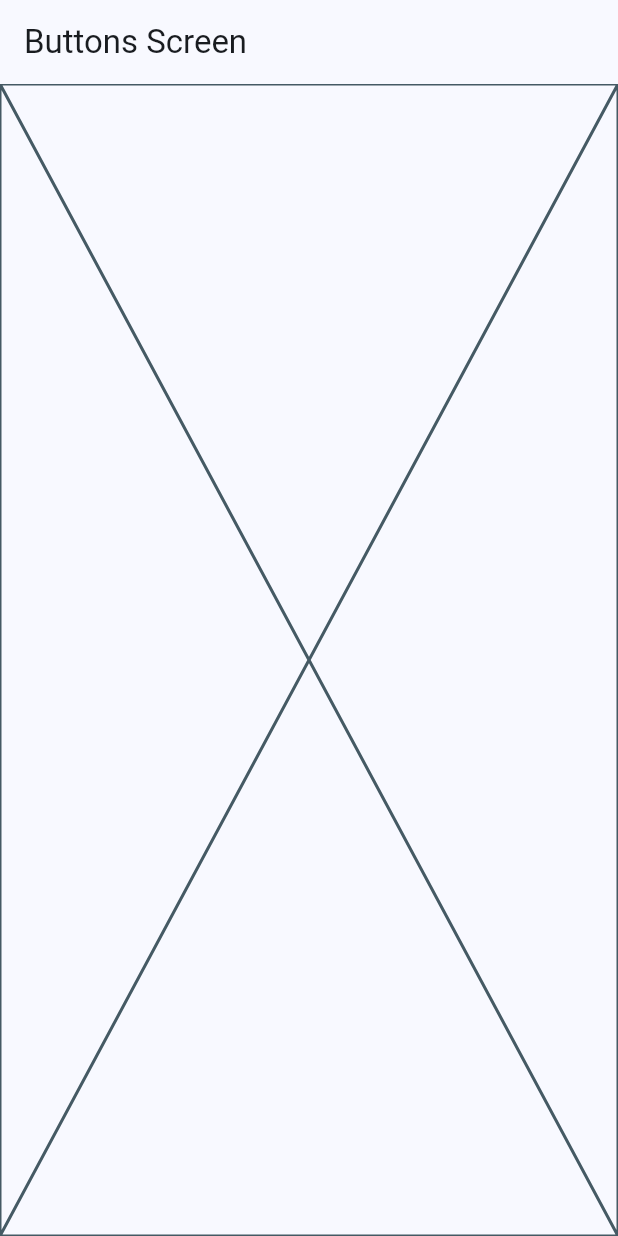
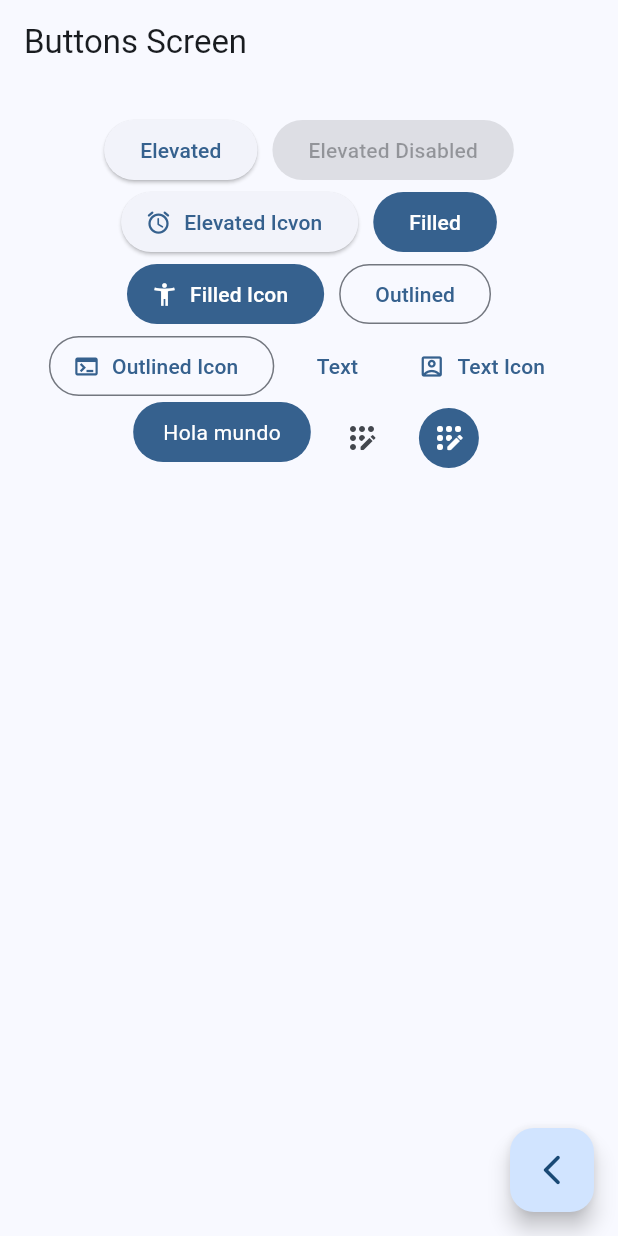
Before and after one commit to DevJorgeRafael/widgets-app-flutter-course, a Flutter app: the ButtonsScreen screen opened by its route, on a phone screen of 412 x 824 dp. Run offline on Flutter 3.47's test engine with Material 3 defaults, Android fonts, the phone set to English and light mode, and no system bars; our stand-ins replace go_router.

Commit message:
buttons screen finished

```diff
--- a/lib/presentation/screens/buttons/buttons_screen.dart
+++ b/lib/presentation/screens/buttons/buttons_screen.dart
@@ -1,4 +1,5 @@
 import 'package:flutter/material.dart';
+import 'package:go_router/go_router.dart';
 
 class ButtonsScreen extends StatelessWidget {
 
@@ -11,7 +12,101 @@ class ButtonsScreen extends StatelessWidget {
       appBar: AppBar(
         title: const Text('Buttons Screen'),
       ),
-      body: const Placeholder()
+      body: const _ButtonsView(),
+      floatingActionButton: FloatingActionButton(
+        child: const Icon( Icons.arrow_back_ios_new_rounded ),
+        onPressed: (){
+          context.pop();
+        },
+      ),
     );
   }
 }
+
+class _ButtonsView extends StatelessWidget {
+  const _ButtonsView();
+
+  @override
+  Widget build(BuildContext context) {
+
+    final colors = Theme.of(context).colorScheme;
+
+    return SizedBox(
+      width: double.infinity,
+      child: Padding(
+        padding: const EdgeInsets.symmetric(horizontal: 10, vertical: 20),
+        child: Wrap(
+          spacing: 10,
+          alignment: WrapAlignment.center,
+          children: [
+            ElevatedButton(onPressed: () {}, child: const Text('Elevated')),
+            const ElevatedButton(onPressed: null, child: Text('Elevated Disabled')),
+
+            ElevatedButton.icon(
+              onPressed: () {},
+              icon: const Icon( Icons.access_alarm_rounded ),
+              label: const Text('Elevated Icvon')
+            ),
+
+            FilledButton(onPressed: (){}, child: const Text('Filled')),
+            FilledButton.icon(
+              onPressed: (){},
+              icon: const Icon( Icons.accessibility_new ),
+              label: const Text('Filled Icon'),
+            ),
+
+            OutlinedButton(onPressed: (){}, child: const Text('Outlined'),),
+            OutlinedButton.icon(onPressed: (){}, icon: const Icon( Icons.terminal_outlined ),
+              label: const Text('Outlined Icon'),
+            ),
+
+            TextButton(onPressed: (){}, child: const Text('Text')),
+            TextButton.icon(
+              onPressed: (){},
+              icon: const Icon( Icons.account_box_outlined ),
+              label: const Text('Text Icon')
+            ),
+
+            //TODO: Custom button
+            const CustomButton(),
+
+            IconButton(onPressed: (){}, icon: const Icon( Icons.app_registration_rounded )),
+            IconButton(
+              onPressed: (){},
+              icon: const Icon( Icons.app_registration_rounded ),
+              style: ButtonStyle(
+                backgroundColor: MaterialStatePropertyAll(colors.primary),
+                iconColor: const MaterialStatePropertyAll(Colors.white)
+              )
+            ),
+          ],
+        ),
+      ),
+    );
+  }
+}
+
+
+class CustomButton extends StatelessWidget {
+  const CustomButton({super.key});
+
+  @override
+  Widget build(BuildContext context) {
+
+    final colors = Theme.of(context).colorScheme;
+
+    return ClipRRect(
+      borderRadius: BorderRadius.circular(20),
+      child: Material(
+        color: colors.primary,
+        child: InkWell(
+          onTap: (){},
+          child: Padding(
+            padding: const EdgeInsets.symmetric(horizontal: 20, vertical: 10),
+            child: Text('Hola mundo', style: TextStyle(color: Colors.white),)
+          ),
+        ),
+      ),
+    );
+  }
+}
--- a/lib/presentation/screens/home/home_screen.dart
+++ b/lib/presentation/screens/home/home_screen.dart
@@ -1,7 +1,7 @@
 import 'package:flutter/material.dart';
 import 'package:go_router/go_router.dart';
 import 'package:widgets_app/config/menu/menu_items.dart';
-import 'package:widgets_app/presentation/screens/cards/cards_screen.dart';
+// import 'package:widgets_app/presentation/screens/cards/cards_screen.dart';
 
 class HomeScreen extends StatelessWidget {
   static const String name = 'home_screen';
```
